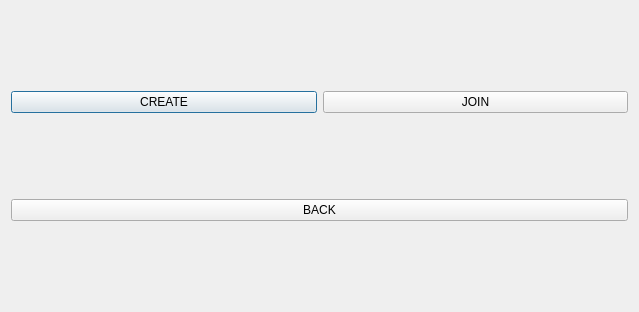
Qt form MATFWars/warchoose.ui (Divljo31/MATFWars) before a commit.
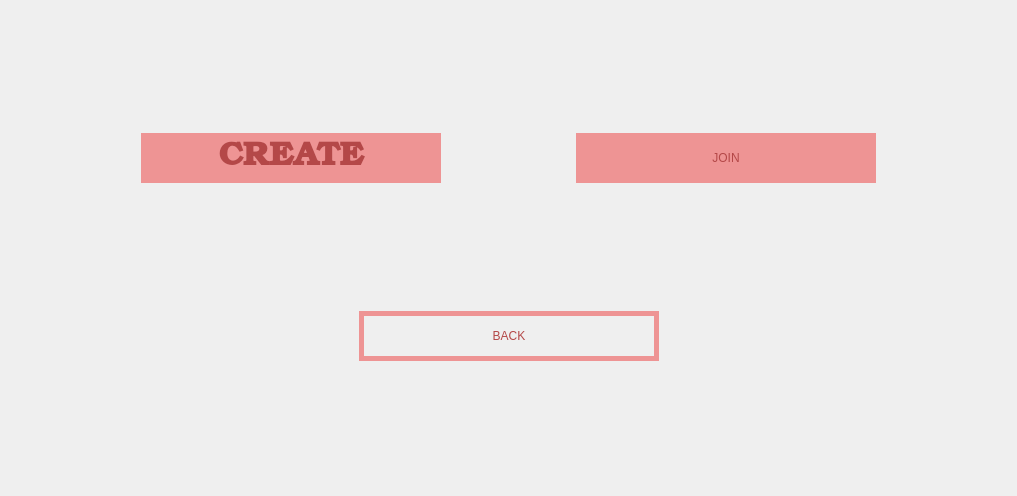
The same form after that commit. Icons and pictures are not drawn.

```diff
--- a/MATFWars/warchoose.ui
+++ b/MATFWars/warchoose.ui
@@ -6,38 +6,214 @@
    <rect>
     <x>0</x>
     <y>0</y>
-    <width>639</width>
-    <height>312</height>
+    <width>1017</width>
+    <height>496</height>
    </rect>
   </property>
+  <property name="maximumSize">
+   <size>
+    <width>16777215</width>
+    <height>16777215</height>
+   </size>
+  </property>
   <property name="windowTitle">
    <string>MATFWars</string>
   </property>
+  <property name="autoFillBackground">
+   <bool>false</bool>
+  </property>
+  <property name="styleSheet">
+   <string notr="true">background-image: url(:/background2/background2.png);</string>
+  </property>
   <layout class="QVBoxLayout" name="verticalLayout">
    <item>
     <layout class="QHBoxLayout" name="horizontalLayout">
+     <item>
+      <spacer name="horizontalSpacer">
+       <property name="orientation">
+        <enum>Qt::Horizontal</enum>
+       </property>
+       <property name="sizeHint" stdset="0">
+        <size>
+         <width>40</width>
+         <height>20</height>
+        </size>
+       </property>
+      </spacer>
+     </item>
      <item>
       <widget class="QPushButton" name="create_choose_button">
+       <property name="sizePolicy">
+        <sizepolicy hsizetype="Expanding" vsizetype="Expanding">
+         <horstretch>3</horstretch>
+         <verstretch>3</verstretch>
+        </sizepolicy>
+       </property>
+       <property name="minimumSize">
+        <size>
+         <width>30</width>
+         <height>50</height>
+        </size>
+       </property>
+       <property name="maximumSize">
+        <size>
+         <width>300</width>
+         <height>50</height>
+        </size>
+       </property>
+       <property name="font">
+        <font>
+         <family>URW Bookman</family>
+         <pointsize>25</pointsize>
+         <italic>false</italic>
+         <bold>true</bold>
+        </font>
+       </property>
+       <property name="autoFillBackground">
+        <bool>false</bool>
+       </property>
+       <property name="styleSheet">
+        <string notr="true">color: rgb(180, 72, 72);
+background-color: rgb(238, 148, 148);
+font: 600 25pt &quot;URW Bookman&quot;;
+border:5px solid;
+border-color: rgb(238, 148, 148);
+
+
+
+</string>
+       </property>
        <property name="text">
         <string>CREATE</string>
        </property>
       </widget>
      </item>
+     <item>
+      <spacer name="horizontalSpacer_3">
+       <property name="orientation">
+        <enum>Qt::Horizontal</enum>
+       </property>
+       <property name="sizeHint" stdset="0">
+        <size>
+         <width>40</width>
+         <height>20</height>
+        </size>
+       </property>
+      </spacer>
+     </item>
      <item>
       <widget class="QPushButton" name="join_choose_button">
+       <property name="sizePolicy">
+        <sizepolicy hsizetype="Expanding" vsizetype="Expanding">
+         <horstretch>3</horstretch>
+         <verstretch>3</verstretch>
+        </sizepolicy>
+       </property>
+       <property name="minimumSize">
+        <size>
+         <width>30</width>
+         <height>50</height>
+        </size>
+       </property>
+       <property name="maximumSize">
+        <size>
+         <width>300</width>
+         <height>50</height>
+        </size>
+       </property>
+       <property name="styleSheet">
+        <string notr="true">color:rgb(180, 72, 72);
+font: 600 25pt &quot;URW Bookman&quot;;
+background-color: rgb(238, 148, 148);
+border:5px solid;
+border-color: rgb(238, 148, 148);</string>
+       </property>
        <property name="text">
         <string>JOIN</string>
        </property>
       </widget>
      </item>
+     <item>
+      <spacer name="horizontalSpacer_2">
+       <property name="orientation">
+        <enum>Qt::Horizontal</enum>
+       </property>
+       <property name="sizeHint" stdset="0">
+        <size>
+         <width>40</width>
+         <height>20</height>
+        </size>
+       </property>
+      </spacer>
+     </item>
     </layout>
    </item>
    <item>
-    <widget class="QPushButton" name="back_choose_button">
-     <property name="text">
-      <string>BACK</string>
+    <layout class="QHBoxLayout" name="horizontalLayout_2">
+     <property name="leftMargin">
+      <number>0</number>
      </property>
-    </widget>
+     <property name="topMargin">
+      <number>0</number>
+     </property>
+     <item>
+      <spacer name="horizontalSpacer_4">
+       <property name="orientation">
+        <enum>Qt::Horizontal</enum>
+       </property>
+       <property name="sizeHint" stdset="0">
+        <size>
+         <width>40</width>
+         <height>20</height>
+        </size>
+       </property>
+      </spacer>
+     </item>
+     <item>
+      <widget class="QPushButton" name="back_choose_button">
+       <property name="sizePolicy">
+        <sizepolicy hsizetype="Expanding" vsizetype="Fixed">
+         <horstretch>0</horstretch>
+         <verstretch>0</verstretch>
+        </sizepolicy>
+       </property>
+       <property name="minimumSize">
+        <size>
+         <width>30</width>
+         <height>50</height>
+        </size>
+       </property>
+       <property name="maximumSize">
+        <size>
+         <width>300</width>
+         <height>50</height>
+        </size>
+       </property>
+       <property name="styleSheet">
+        <string notr="true">color: rgb(180, 72, 72);
+font: 600 25pt &quot;URW Bookman&quot;;
+border:5px solid;
+border-color: rgb(238, 148, 148);</string>
+       </property>
+       <property name="text">
+        <string>BACK</string>
+       </property>
+      </widget>
+     </item>
+     <item>
+      <spacer name="horizontalSpacer_5">
+       <property name="orientation">
+        <enum>Qt::Horizontal</enum>
+       </property>
+       <property name="sizeHint" stdset="0">
+        <size>
+         <width>40</width>
+         <height>20</height>
+        </size>
+       </property>
+      </spacer>
+     </item>
+    </layout>
    </item>
   </layout>
  </widget>
```
